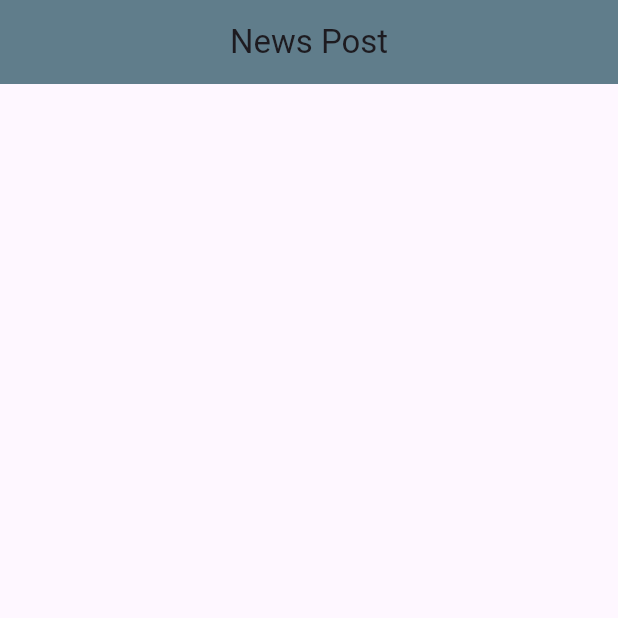
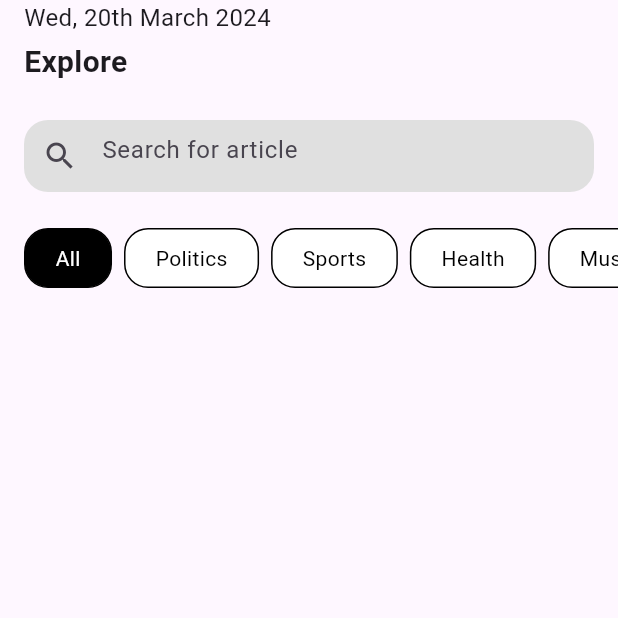
Before and after one commit to phananhduc2003/flutter_ui, a Flutter app: the HomeScreen screen opened directly, on a phone screen of 412 x 824 dp, the top half of it. Run offline on Flutter 3.47's test engine with Material 3 defaults, Android fonts, the phone set to English and light mode, and no system bars; our stand-ins replace google_fonts; network calls fail; Roboto replaces fonts that are missing (Tinos).

Commit message:
async_flutter

```diff
--- a/async_flutter/lib/home_screen.dart
+++ b/async_flutter/lib/home_screen.dart
@@ -1,9 +1,14 @@
 import 'dart:convert';
 
-import 'package:async_flutter/infor_screen.dart';
-import 'package:async_flutter/post_home.dart';
+import 'package:google_fonts/google_fonts.dart';
+
+import 'package:test_async/details.dart';
+
 import 'package:flutter/material.dart';
 import 'package:http/http.dart' as http;
+import 'package:intl/intl.dart';
+
+import 'article_model.dart';
 
 class HomeScreen extends StatelessWidget {
   const HomeScreen({super.key});
@@ -11,13 +16,129 @@ class HomeScreen extends StatelessWidget {
   @override
   Widget build(BuildContext context) {
     return Scaffold(
-      appBar: AppBar(
-        title: const Text('News Post'),
-        centerTitle: true,
-        backgroundColor: Colors.blueGrey,
+      body: SafeArea(
+        child: Padding(
+          padding: const EdgeInsets.only(left: 16.0),
+          child: Column(
+            crossAxisAlignment: CrossAxisAlignment.start,
+            children: [
+              // Ngày tháng
+              Text(
+                DateFormat('EEE, dd\'th\' MMMM yyyy').format(DateTime.now()),
+                style: GoogleFonts.tinos(
+                  fontSize: 16,
                 ),
-      body: FutureBuilder(
-        future: getArticle(),
+              ),
+              const SizedBox(height: 4),
+              // Title
+              Text(
+                'Explore',
+                style: GoogleFonts.tinos(
+                  fontSize: 20,
+                  fontWeight: FontWeight.w600,
+                ),
+              ),
+
+              const SizedBox(height: 24),
+
+              // Input tìm kiếm
+              Container(
+                margin: const EdgeInsets.only(right: 16.0),
+                decoration: BoxDecoration(
+                  borderRadius: BorderRadius.circular(16.0),
+                ),
+                clipBehavior: Clip.antiAlias,
+                child: TextFormField(
+                  // onChanged: (value) => _runFun,
+                  decoration: InputDecoration(
+                    fillColor: Colors.grey.shade300,
+                    filled: true,
+                    border: InputBorder.none,
+                    prefixIcon: const Icon(Icons.search),
+                    hintText: 'Search for article',
+                  ),
+                ),
+              ),
+              const SizedBox(height: 24),
+              // Thanh danh sách thể loại
+              const SizedBox(
+                height: 40,
+                child: CategoriesBar(),
+              ),
+              // Danh sách bài báo
+              const SizedBox(height: 24),
+              const Expanded(child: ArticleList()),
+            ],
+          ),
+        ),
+      ),
+    );
+  }
+}
+
+class CategoriesBar extends StatefulWidget {
+  const CategoriesBar({super.key});
+
+  @override
+  State<CategoriesBar> createState() => _CategoriesBarState();
+}
+
+class _CategoriesBarState extends State<CategoriesBar> {
+  List<String> categories = const [
+    'All',
+    'Politics',
+    'Sports',
+    'Health',
+    'Music',
+    'Tech'
+  ];
+
+  int currentCategory = 0;
+
+  @override
+  Widget build(BuildContext context) {
+    return ListView.builder(
+      scrollDirection: Axis.horizontal,
+      itemCount: categories.length,
+      itemBuilder: (context, index) {
+        return GestureDetector(
+          onTap: () {
+            currentCategory = index;
+            setState(() {});
+          },
+          child: Container(
+            margin: const EdgeInsets.only(right: 8.0),
+            padding: const EdgeInsets.symmetric(
+              // vertical: 8.0,
+              horizontal: 20.0,
+            ),
+            decoration: BoxDecoration(
+              color: currentCategory == index ? Colors.black : Colors.white,
+              border: Border.all(),
+              borderRadius: BorderRadius.circular(16.0),
+            ),
+            child: Center(
+              child: Text(
+                categories.elementAt(index),
+                style: TextStyle(
+                  color: currentCategory == index ? Colors.white : Colors.black,
+                ),
+              ),
+            ),
+          ),
+        );
+      },
+    );
+  }
+}
+
+class ArticleList extends StatelessWidget {
+  const ArticleList({super.key});
+
+  @override
+  Widget build(BuildContext context) {
+    return FutureBuilder(
+      future: getArticles(),
       builder: (context, snapshot) {
         switch (snapshot.connectionState) {
           case ConnectionState.none:
@@ -27,69 +148,29 @@ class HomeScreen extends StatelessWidget {
               child: CircularProgressIndicator(),
             );
           case ConnectionState.done:
-              final List<Article> data = snapshot.data ?? [];
+            final data = snapshot.data ?? [];
             return ListView.builder(
+              padding: const EdgeInsets.only(right: 16.0),
               itemCount: data.length,
               itemBuilder: (context, index) {
-                  final article = data[index];
-                  return Card(
-                    shape: RoundedRectangleBorder(
-                        borderRadius: BorderRadius.circular(15.0)),
-                    child: Padding(
-                      padding: const EdgeInsets.all(10.0),
-                      child: ListTile(
-                        leading: ClipRRect(
-                          borderRadius: BorderRadius.circular(8.0),
-                          child: article.urlToImage != null
-                              ? Image.network(
-                                  article.urlToImage!,
-                                  width: 80,
-                                  height: 80,
-                                  fit: BoxFit.cover,
-                                )
-                              : Container(
-                                  color: Colors.grey,
-                                  width: 80,
-                                  height: 80,
-                                  child: const Icon(
-                                    Icons.image_not_supported,
-                                    color: Colors.white,
-                                  ),
-                                ),
-                        ),
-                        title: Text(
-                          article.title,
-                          style: const TextStyle(
-                            fontWeight: FontWeight.bold,
-                          ),
-                        ),
-                        onTap: () {
-                          Navigator.of(context).push(MaterialPageRoute(
-                              builder: (context) => Infor(
-                                    title: article.title,
-                                    imageUrl: article.urlToImage ?? '',
-                                    content: article.content ?? "",
-                                  )));
-                        },
-                      ),
-                    ),
+                return ArticleTile(
+                  article: data.elementAt(index),
                 );
               },
             );
         }
       },
-      ),
     );
   }
 
-  Future<List<Article>> getArticle() async {
+  Future<List<Article>> getArticles() async {
     const url =
         'https://newsapi.org/v2/top-headlines?country=us&category=business&apiKey=4a9f3d4ac129439aa097675c2a610213';
     final res = await http.get(Uri.parse(url));
+
     final body = json.decode(res.body) as Map<String, dynamic>;
 
     final List<Article> result = [];
-
     for (final article in body['articles']) {
       result.add(
         Article(
@@ -102,3 +183,65 @@ class HomeScreen extends StatelessWidget {
     return result;
   }
 }
+
+class ArticleTile extends StatelessWidget {
+  const ArticleTile({super.key, required this.article});
+
+  final Article article;
+
+  @override
+  Widget build(BuildContext context) {
+    return GestureDetector(
+      onTap: () {
+        Navigator.of(context).push(MaterialPageRoute(
+            builder: (context) => Details(
+                  title: article.title,
+                  imageUrl: article.urlToImage ?? '',
+                  content: article.content ?? "",
+                )));
+      },
+      child: Container(
+        height: 128,
+        margin: const EdgeInsets.only(bottom: 8.0),
+        child: Row(
+          children: [
+            Container(
+              margin: const EdgeInsets.only(right: 8.0),
+              decoration: BoxDecoration(
+                borderRadius: BorderRadius.circular(8.0),
+              ),
+              clipBehavior: Clip.antiAlias,
+              child: Image.network(
+                article.urlToImage ?? '',
+                fit: BoxFit.cover,
+                height: 128,
+                width: 128,
+                errorBuilder: (context, error, stackTrace) {
+                  return Container(
+                    height: 128,
+                    width: 128,
+                    color: Colors.lightBlue,
+                  );
+                },
+              ),
+            ),
+            // TODO: Thêm thông tin bài báo
+            // Expanded: fill phần còn trống trong row
+            Expanded(
+              child: SizedBox(
+                height: 128,
+                child: Text(
+                  article.title,
+                  style: GoogleFonts.tinos(
+                    fontSize: 16,
+                    fontWeight: FontWeight.w600,
+                  ),
+                ),
+              ),
+            ),
+          ],
+        ),
+      ),
+    );
+  }
+}
```
Also changed, not shown: async_flutter/lib/details.dart (renamed from async_flutter/lib/infor_screen.dart, +12 -8 lines), async_flutter/lib/main.dart (+44 -3 lines), async_flutter/lib/settings_screen.dart (added, +14 -0 lines), async_flutter/pubspec.yaml (+6 -5 lines), async_flutter/lib/article_model.dart (renamed from async_flutter/lib/post_home.dart), async_flutter/pubspec.lock, 19 other files. Lines whose indentation alone changed are shown as unchanged.
